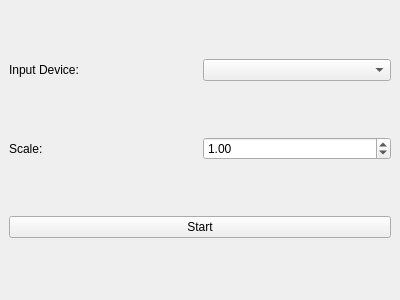
Old version of the form teleoperation.ui in the repository jeremyxu1998/TDCR_Simulator.
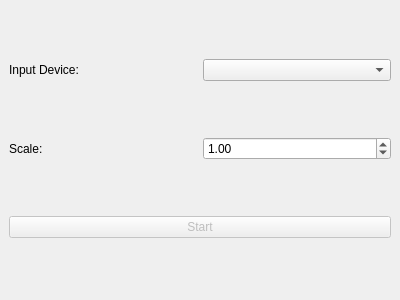
New version of the form.

Patch:
```diff
--- a/teleoperation.ui
+++ b/teleoperation.ui
@@ -49,6 +49,9 @@
     </item>
     <item>
      <widget class="QPushButton" name="startButton">
+      <property name="enabled">
+       <bool>false</bool>
+      </property>
       <property name="text">
        <string>Start</string>
       </property>
```
